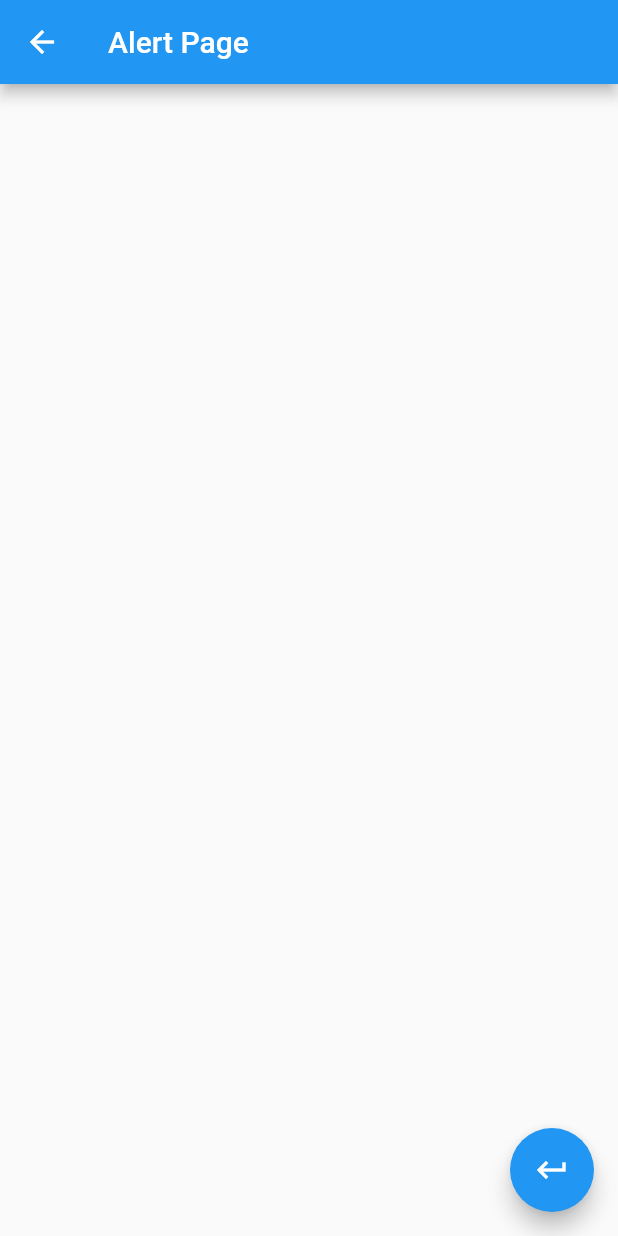
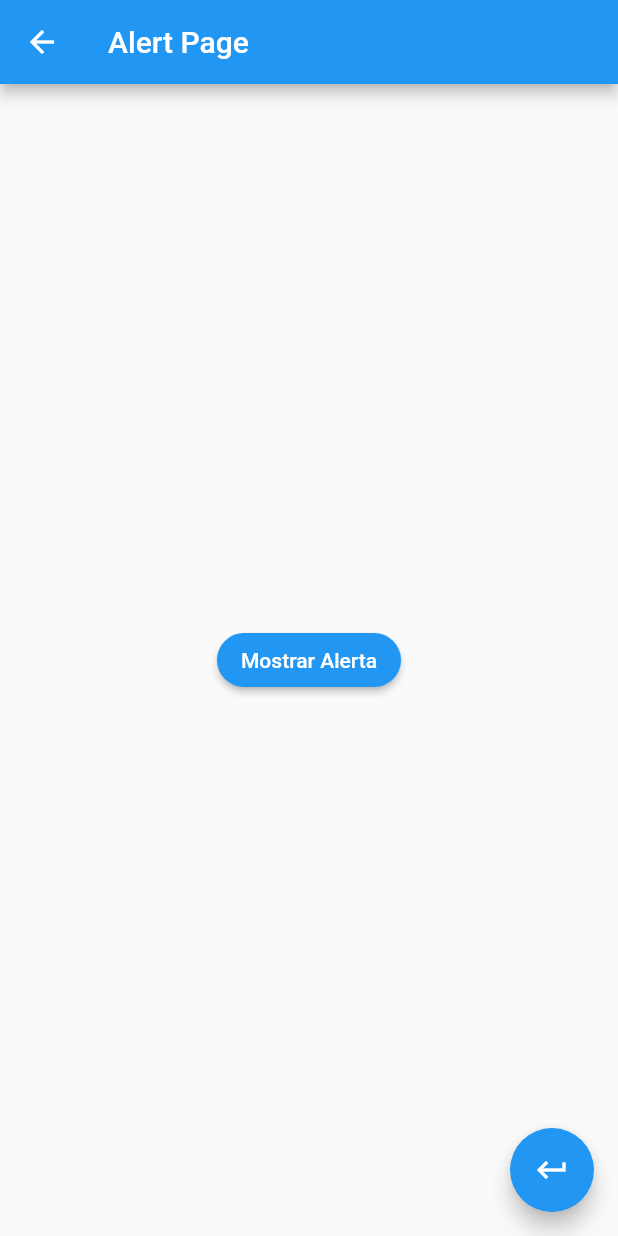
Before and after one commit to andirsun/flutter-components, a Flutter app: the AlertPage screen opened by its route, on a phone screen of 412 x 824 dp. Run offline on Flutter 3.47's test engine with Material 2 defaults, Android fonts, the phone set to English and light mode, and no system bars.

Commit message:
working in alert

```diff
--- a/lib/src/pages/alert_page.dart
+++ b/lib/src/pages/alert_page.dart
@@ -7,6 +7,15 @@ class AlertPage extends StatelessWidget {
       appBar: AppBar(
         title: Text("Alert Page"),
       ),
+      body: Center(
+        child: RaisedButton(
+          child: Text('Mostrar Alerta'),
+          color: Colors.blue,
+          textColor:  Colors.white,
+          shape: StadiumBorder(),
+          onPressed:()=> _mostrarAlert(context),
+        ),
+      ),
       floatingActionButton: FloatingActionButton(
         child: Icon(Icons.keyboard_return),
         onPressed: (){
@@ -15,4 +24,18 @@ class AlertPage extends StatelessWidget {
       ),
     );
   }
+
+  void _mostrarAlert(BuildContext context){
+    showDialog(
+      context: context,
+      barrierDismissible: true,
+      builder: (context){
+        return AlertDialog(
+          title: Text("Titulo"),
+          content: Text("Contenido"),
+
+        );
+      }
+    );
+  }
 }
```
